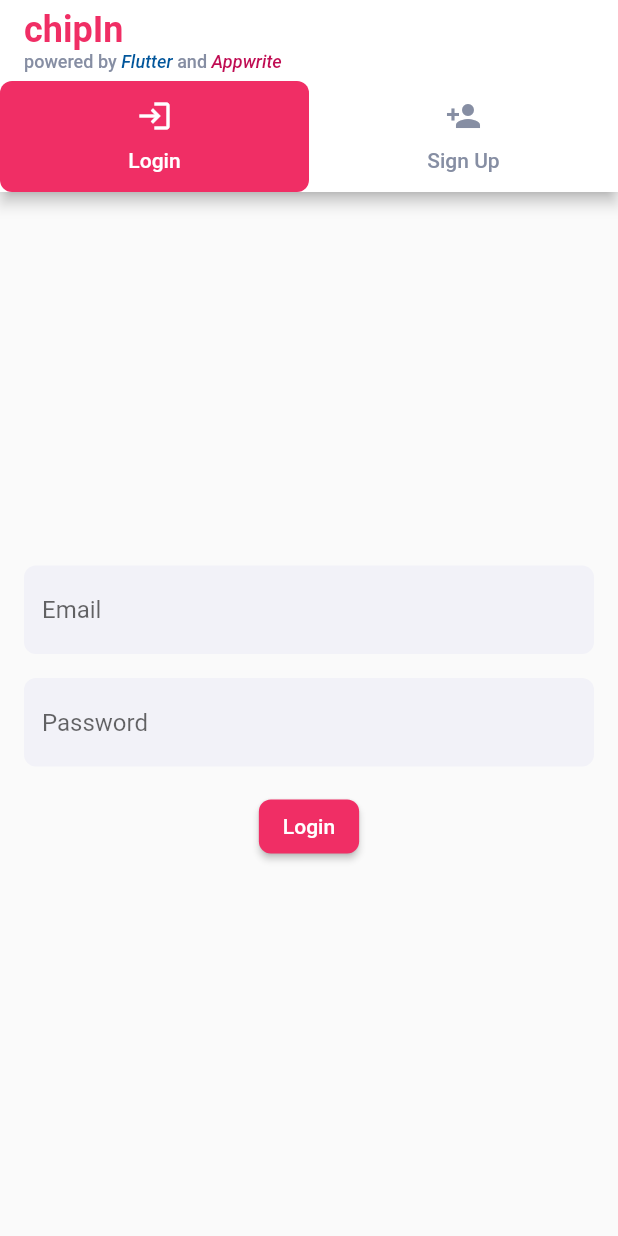
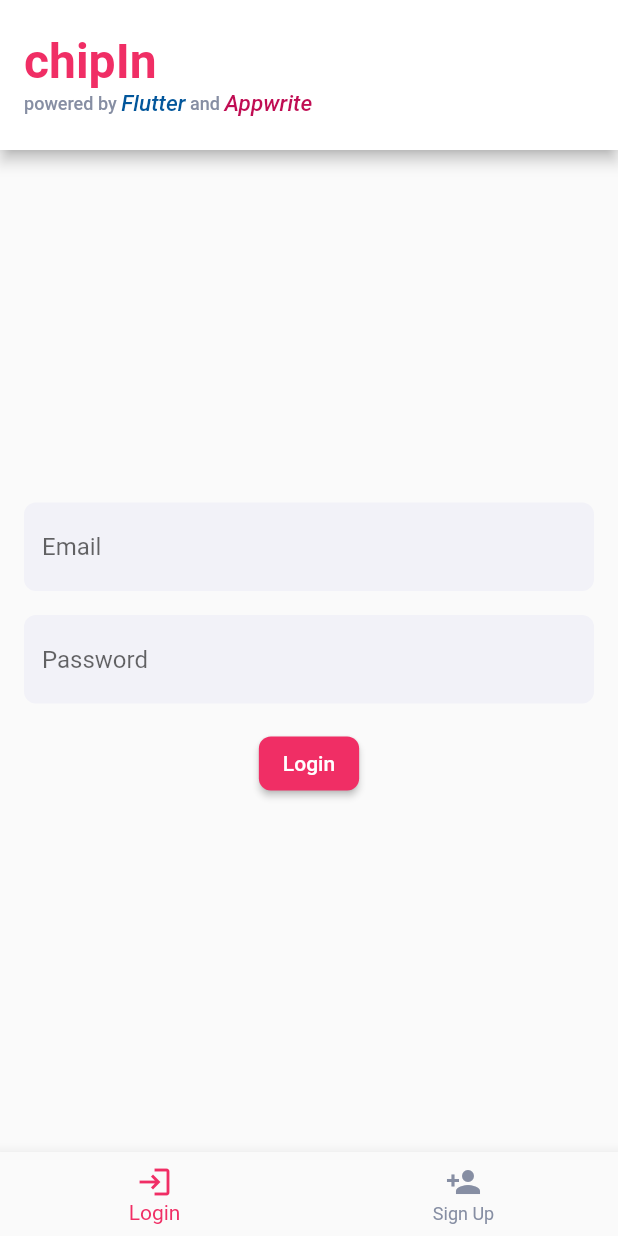
Before and after one commit to kgallego203/chipIn-eventPlanning-and-management-app, a Flutter app: the screen it shows after launch, on a phone screen of 412 x 824 dp. Run offline on Flutter 3.47's test engine with Material 2 defaults, Android fonts, the phone set to English and light mode, and no system bars; our stand-ins replace appwrite, carousel_slider.

Commit message:
edit the auth screen ui

```diff
--- a/lib/features/auth/view/authentication_screen.dart
+++ b/lib/features/auth/view/authentication_screen.dart
@@ -3,27 +3,41 @@ import 'login_view.dart';
 import 'signup_view.dart';
 import '/themes/theme.dart';
 
-class AuthenticationScreen extends StatelessWidget {
+class AuthenticationScreen extends StatefulWidget {
+  @override
+  _AuthenticationScreenState createState() => _AuthenticationScreenState();
+}
+
+class _AuthenticationScreenState extends State<AuthenticationScreen> {
+  int _selectedIndex = 0;
+
+  static final List<Widget> _widgetOptions = <Widget>[
+    LoginView(),
+    SignUpView(),
+  ];
+
+  void _onItemTapped(int index) {
+    setState(() {
+      _selectedIndex = index;
+    });
+  }
+
   @override
   Widget build(BuildContext context) {
-    // It's like an appbar but it has 2 tabs to navigate between Login and Signup forms
-    return DefaultTabController(
-      length: 2,
-      child: Scaffold(
+    return Scaffold(
       appBar: AppBar(
-          // App bar title
         title: const Column(
           crossAxisAlignment: CrossAxisAlignment.start,
+          mainAxisAlignment: MainAxisAlignment.end,
           children: [
             Text(
               'chipIn',
               style: TextStyle(
-                  fontSize: 24,
+                fontSize: 32,
                 fontWeight: FontWeight.bold,
                 color: Pallete.primary100,
               ),
             ),
-              // "powered by Flutter and Appwrite" text design
             Row(
               children: [
                 Text(
@@ -36,7 +50,7 @@ class AuthenticationScreen extends StatelessWidget {
                 Text(
                   'Flutter',
                   style: TextStyle(
-                      fontSize: 12,
+                    fontSize: 15,
                     fontStyle: FontStyle.italic,
                     color: Color(0xFF02569B),
                   ),
@@ -51,7 +65,7 @@ class AuthenticationScreen extends StatelessWidget {
                 Text(
                   'Appwrite',
                   style: TextStyle(
-                      fontSize: 12,
+                    fontSize: 15,
                     fontStyle: FontStyle.italic,
                     color: Pallete.primary300,
                   ),
@@ -60,43 +74,27 @@ class AuthenticationScreen extends StatelessWidget {
             ),
           ],
         ),
-          // App bar background color
         backgroundColor: Pallete.neutral0,
-          bottom: PreferredSize(
-            preferredSize: const Size.fromHeight(72),
-            child: Container(
-              color: Pallete.neutral0,
-              child: TabBar(
-                // Tabs
-                tabs: const [
-                  Tab(
+        toolbarHeight: 100, // Increase this number to make the AppBar taller
+      ),
+      body: Center(
+        child: _widgetOptions.elementAt(_selectedIndex),
+      ),
+      bottomNavigationBar: BottomNavigationBar(
+        items: const <BottomNavigationBarItem>[
+          BottomNavigationBarItem(
             icon: Icon(Icons.login),
-                    text: "Login",
+            label: 'Login',
           ),
-                  Tab(
+          BottomNavigationBarItem(
             icon: Icon(Icons.person_add),
-                    text: "Sign Up",
+            label: 'Sign Up',
           ),
         ],
-                // Tab indicator
-                indicator: BoxDecoration(
-                  borderRadius: BorderRadius.circular(8),
-                  color: Pallete.primary100,
-                ),
-                // Tab label colors
-                labelColor: Pallete.neutral0,
-                unselectedLabelColor: Pallete.neutral70,
-              ),
-            ),
-          ),
-        ),
-        body: TabBarView(
-          // Tab views
-          children: [
-            LoginView(),
-            SignUpView(),
-          ],
-        ),
+        currentIndex: _selectedIndex,
+        selectedItemColor: Pallete.primary100,
+        unselectedItemColor: Pallete.neutral70,
+        onTap: _onItemTapped,
       ),
     );
   }
--- a/lib/features/events/services/event_service.dart
+++ b/lib/features/events/services/event_service.dart
@@ -28,61 +28,7 @@ class EventService {
     }
   }
 
-  // * Function for getting all events
-  static Future<List<MyEventModel>> getAllEvents() async {
-    List<MyEventModel> eventList = []; // Create an empty list of events
-
-    try {
-      // Get all documents in the events collection
-      var response = await databases.listDocuments(
-        databaseId: AppwriteConstants.databaseId,
-        collectionId: AppwriteConstants.eventsCollection,
-      );
-
-      // If there are documents, add them to the eventList
-      if (response.documents.isNotEmpty) {
-        for (var item in response.documents) {
-          eventList.add(
-            MyEventModel.fromJson(item.data),
-          );
-        }
-      }
-    } catch (e) {
-      // If there was an error, log the error
-      print('Failed to get events: $e');
-    }
-    return eventList;
-  }
-
-  // * Function for getting an event by ID and adding a user to the attendeeIds list
-  // Future<bool> joinEvent(String eventId, String userId) async {
-  //   try {
-  //     var response = await databases.getDocument(
-  //       databaseId: AppwriteConstants.databaseId,
-  //       collectionId: AppwriteConstants.eventsCollection,
-  //       documentId: eventId,
-  //     );
-
-  //     MyEventModel event = MyEventModel.fromJson(response.data);
-  //     // Add the user to the list of attendeeIds if they're not already in it
-  //     if (!event.attendeeIds.contains(userId)) {
-  //       event.attendeeIds.add(userId);
-  //       await databases.updateDocument(
-  //         databaseId: AppwriteConstants.databaseId,
-  //         collectionId: AppwriteConstants.eventsCollection,
-  //         documentId: eventId,
-  //         data: event.toJson(),
-  //       );
-  //     }
-  //     return true;
-  //   } catch (e) {
-  //     print('Failed to get event: $e');
-  //     return false;
-  //   }
-  // }
-
   // * Function for getting events created by the user
-  // TODO: If you have time, create a backend function that filters the events
   Future<List<MyEventModel>> getMyCreatedEvents(String userId) async {
     List<MyEventModel> eventList = []; // Create an empty list of events
 
@@ -109,30 +55,29 @@ class EventService {
     return eventList;
   }
 
-  // Function for getting events joined by the user
-  // Future<List<MyEventModel>> getMyJoinedEvents(String userId) async {
-  //   List<MyEventModel> eventList = []; // Create an empty list of events
+  // * Function for getting all events
+  static Future<List<MyEventModel>> getAllEvents() async {
+    List<MyEventModel> eventList = []; // Create an empty list of events
 
-  //   try {
-  //     // Get all documents in the events collection
-  //     var response = await databases.listDocuments(
-  //       databaseId: AppwriteConstants.databaseId,
-  //       collectionId: AppwriteConstants.eventsCollection,
-  //     );
+    try {
+      // Get all documents in the events collection
+      var response = await databases.listDocuments(
+        databaseId: AppwriteConstants.databaseId,
+        collectionId: AppwriteConstants.eventsCollection,
+      );
 
-  //     // If there are documents, add them to the eventList
-  //     if (response.documents.isNotEmpty) {
-  //       for (var item in response.documents) {
-  //         MyEventModel event = MyEventModel.fromJson(item.data);
-  //         if (event.attendeeIds.contains(userId)) {
-  //           eventList.add(event);
-  //         }
-  //       }
-  //     }
-  //   } catch (e) {
-  //     // If there was an error, log the error
-  //     print('Failed to get events: $e');
-  //   }
-  //   return eventList;
-  // }
+      // If there are documents, add them to the eventList
+      if (response.documents.isNotEmpty) {
+        for (var item in response.documents) {
+          eventList.add(
+            MyEventModel.fromJson(item.data),
+          );
+        }
+      }
+    } catch (e) {
+      // If there was an error, log the error
+      print('Failed to get events: $e');
+    }
+    return eventList;
+  }
 }
```
Lines whose indentation alone changed are shown as unchanged.
